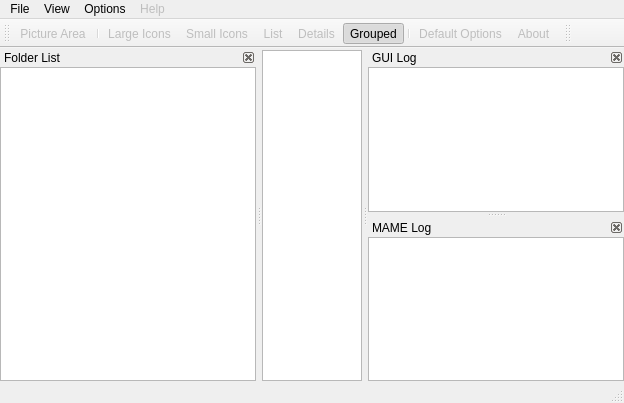
svn2github/mameplus, file trunk/mamep/qtui/mamepguimain.ui: the form before one commit.
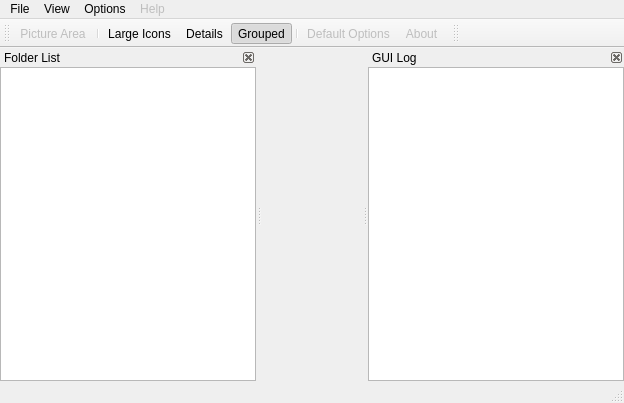
The form after the commit. Icons and pictures are not drawn.

Commit message: *[qtui 0.96] * mess console game list * gui options * filter certain options * restore option column state (buggy) * options of console entry to romof * moved s11n() to exit * refresh console games * console folders * fixed bug: crash options on empty list * fixed bug: console path options * fixed bug: disable tree folder on audit

What changed in the file:
```diff
--- a/trunk/mamep/qtui/mamepguimain.ui
+++ b/trunk/mamep/qtui/mamepguimain.ui
@@ -29,20 +29,10 @@
      <number>0</number>
     </property>
     <item row="0" column="0" >
-     <layout class="QVBoxLayout" >
+     <layout class="QVBoxLayout" name="layMainView" >
       <property name="topMargin" >
        <number>2</number>
       </property>
-      <item>
-       <widget class="QTreeView" name="treeViewGameList" >
-        <property name="rootIsDecorated" >
-         <bool>false</bool>
-        </property>
-        <property name="itemsExpandable" >
-         <bool>false</bool>
-        </property>
-       </widget>
-      </item>
      </layout>
     </item>
    </layout>
@@ -111,7 +101,7 @@
     <rect>
      <x>0</x>
      <y>21</y>
-     <width>208</width>
+     <width>162</width>
      <height>26</height>
     </rect>
    </property>
@@ -135,9 +125,7 @@
    </attribute>
    <addaction name="actionPicture_Area" />
    <addaction name="separator" />
-   <addaction name="actionLarge_Icons" />
-   <addaction name="actionSmall_Icons" />
-   <addaction name="actionList" />
+   <addaction name="actionLargeIcons" />
    <addaction name="actionDetails" />
    <addaction name="actionGrouped" />
    <addaction name="separator" />
@@ -147,9 +135,9 @@
   <widget class="QToolBar" name="toolBarSearch" >
    <property name="geometry" >
     <rect>
-     <x>208</x>
+     <x>162</x>
      <y>21</y>
-     <width>416</width>
+     <width>462</width>
      <height>26</height>
     </rect>
    </property>
@@ -172,7 +160,7 @@
      <x>368</x>
      <y>47</y>
      <width>256</width>
-     <height>167</height>
+     <height>337</height>
     </rect>
    </property>
    <property name="features" >
@@ -190,7 +178,7 @@
       <x>0</x>
       <y>22</y>
       <width>256</width>
-      <height>145</height>
+      <height>315</height>
      </rect>
     </property>
     <layout class="QGridLayout" >
@@ -203,43 +191,6 @@
     </layout>
    </widget>
   </widget>
-  <widget class="QDockWidget" name="dockWidget_6" >
-   <property name="geometry" >
-    <rect>
-     <x>368</x>
-     <y>218</y>
-     <width>256</width>
-     <height>166</height>
-    </rect>
-   </property>
-   <property name="features" >
-    <set>QDockWidget::DockWidgetClosable|QDockWidget::DockWidgetMovable</set>
-   </property>
-   <property name="windowTitle" >
-    <string>MAME Log</string>
-   </property>
-   <attribute name="dockWidgetArea" >
-    <number>2</number>
-   </attribute>
-   <widget class="QWidget" name="dockWidgetContents_12" >
-    <property name="geometry" >
-     <rect>
-      <x>0</x>
-      <y>22</y>
-      <width>256</width>
-      <height>144</height>
-     </rect>
-    </property>
-    <layout class="QGridLayout" >
-     <property name="margin" >
-      <number>0</number>
-     </property>
-     <item row="0" column="0" >
-      <widget class="QTextBrowser" name="textBrowserMAMELog" />
-     </item>
-    </layout>
-   </widget>
-  </widget>
   <widget class="QDockWidget" name="dockWidget_7" >
    <property name="geometry" >
     <rect>
@@ -339,33 +290,9 @@
     <string>About</string>
    </property>
   </action>
-  <action name="actionSmall_Icons" >
-   <property name="enabled" >
-    <bool>false</bool>
-   </property>
-   <property name="icon" >
-    <iconset resource="mamepguimain.qrc" >
-     <normaloff>:/res/mame32-view-sicon.png</normaloff>:/res/mame32-view-sicon.png</iconset>
-   </property>
-   <property name="text" >
-    <string>Small Icons</string>
-   </property>
-  </action>
-  <action name="actionList" >
-   <property name="enabled" >
-    <bool>false</bool>
-   </property>
-   <property name="icon" >
-    <iconset resource="mamepguimain.qrc" >
-     <normaloff>:/res/mame32-view-list.png</normaloff>:/res/mame32-view-list.png</iconset>
-   </property>
-   <property name="text" >
-    <string>List</string>
-   </property>
-  </action>
   <action name="actionDetails" >
-   <property name="enabled" >
-    <bool>false</bool>
+   <property name="checkable" >
+    <bool>true</bool>
    </property>
    <property name="icon" >
     <iconset resource="mamepguimain.qrc" >
@@ -390,9 +317,9 @@
     <string>Grouped</string>
    </property>
   </action>
-  <action name="actionLarge_Icons" >
-   <property name="enabled" >
-    <bool>false</bool>
+  <action name="actionLargeIcons" >
+   <property name="checkable" >
+    <bool>true</bool>
    </property>
    <property name="icon" >
     <iconset resource="mamepguimain.qrc" >
```
Left out of the diff: 15 changed lines with no effect on the pictures. The commit also changes 12 other files.
